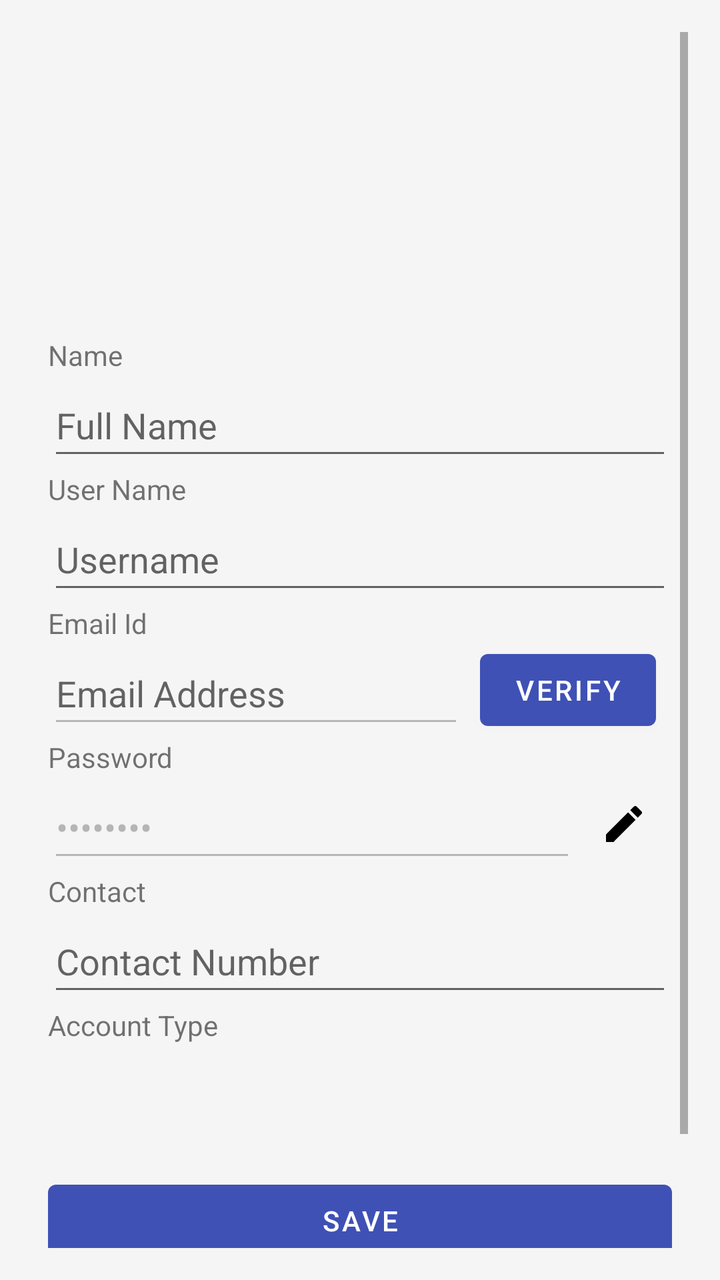
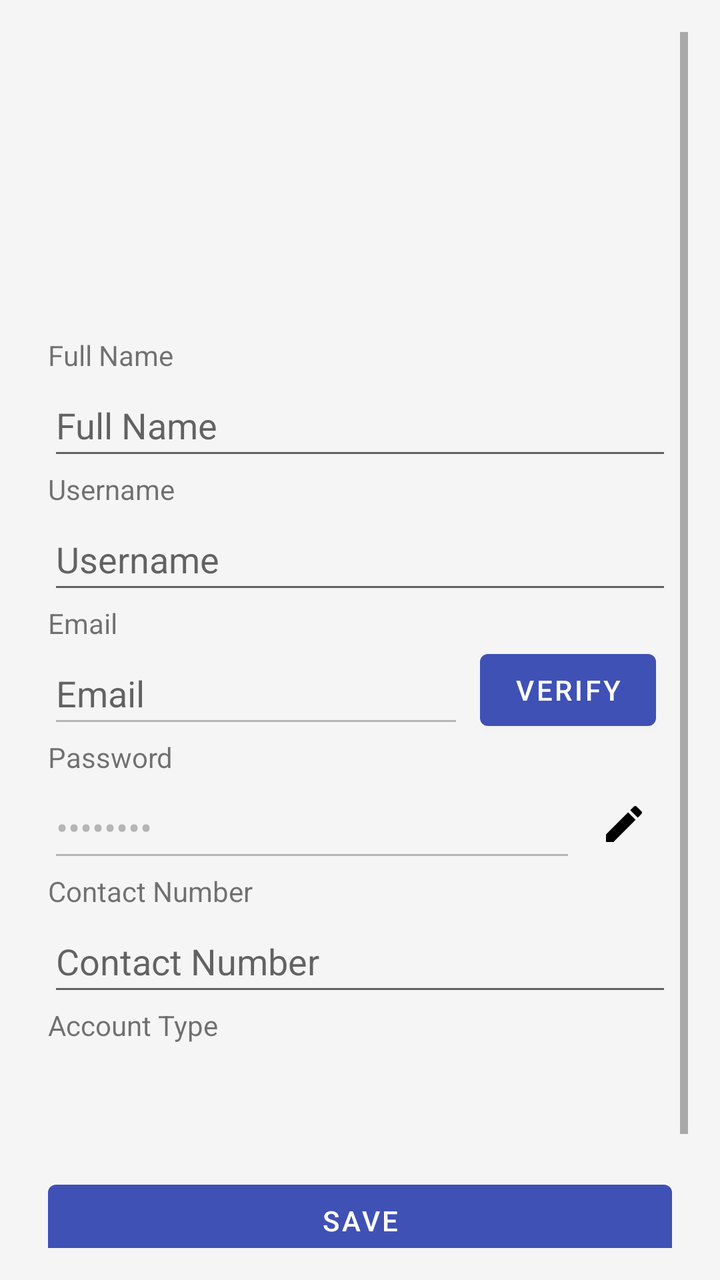

Two renders of the same Android screen: before a commit and after it. Below are the layout's source before the change and the commit's diff.
<!-- AndroidManifest.xml: application theme Theme.FYSA -->
<!-- res/layout/fragment_account_and_security.xml -->
<?xml version="1.0" encoding="utf-8"?>
<ScrollView xmlns:android="http://schemas.android.com/apk/res/android"
    xmlns:app="http://schemas.android.com/apk/res-auto"
    xmlns:tools="http://schemas.android.com/tools"
    android:layout_width="match_parent"
    android:layout_height="match_parent"
    android:padding="16dp">

    <LinearLayout
        android:layout_width="match_parent"
        android:layout_height="wrap_content"
        android:orientation="vertical"
        android:gravity="center_horizontal">

        
        <FrameLayout
            android:layout_width="120dp"
            android:layout_height="120dp"
            android:layout_marginBottom="24dp">
            <ImageView
                android:id="@+id/imgProfile"
                android:layout_width="match_parent"
                android:layout_height="match_parent"
                android:scaleType="centerCrop"
                android:src="@mipmap/ic_profile_image_round"
                android:background="@color/transparent" />
        </FrameLayout>

        
        <LinearLayout
            android:layout_width="match_parent"
            android:layout_height="wrap_content"
            android:orientation="vertical"
            android:padding="8dp">

            
            <TextView
                android:layout_width="match_parent"
                android:layout_height="wrap_content"
                android:text="Name"/>
            <EditText
                android:id="@+id/etName"
                android:layout_width="match_parent"
                android:layout_height="wrap_content"
                android:hint="Full Name"
                android:inputType="textPersonName"
                android:minHeight="48dp" />

            
            <TextView
                android:layout_width="match_parent"
                android:layout_height="wrap_content"
                android:text="User Name"/>
            <EditText
                android:id="@+id/etUsername"
                android:layout_width="match_parent"
                android:layout_height="wrap_content"
                android:hint="Username"
                android:inputType="text"
                android:minHeight="48dp" />

            
            <TextView
                android:layout_width="match_parent"
                android:layout_height="wrap_content"
                android:text="Email Id"/>
            <LinearLayout
                android:layout_width="match_parent"
                android:layout_height="wrap_content"
                android:orientation="horizontal"
                android:gravity="center_vertical">

                <EditText
                    android:id="@+id/etEmail"
                    android:layout_width="0dp"
                    android:layout_height="wrap_content"
                    android:layout_weight="1"
                    android:hint="Email Address"
                    android:enabled="false"
                    android:minHeight="48dp"
                    android:inputType="textEmailAddress"/>

                <Button
                    android:id="@+id/btnVerifyEmail"
                    android:layout_width="wrap_content"
                    android:layout_height="wrap_content"
                    android:text="Verify"
                    android:layout_marginStart="8dp"/>

                <TextView
                    android:id="@+id/tvEmailVerified"
                    android:layout_width="wrap_content"
                    android:layout_height="wrap_content"
                    android:text=""
                    android:textColor="@color/green_500"
                    android:layout_marginStart="8dp"/>
            </LinearLayout>

            
            <TextView
                android:layout_width="match_parent"
                android:layout_height="wrap_content"
                android:text="Password"/>
            <LinearLayout
                android:layout_width="match_parent"
                android:layout_height="wrap_content"
                android:orientation="horizontal"
                android:gravity="center_vertical">

                <EditText
                    android:id="@+id/etPassword"
                    android:layout_width="0dp"
                    android:layout_height="wrap_content"
                    android:layout_weight="1"
                    android:inputType="textPassword"
                    android:minHeight="48dp"
                    android:enabled="false"
                    android:text="********"/>

                <ImageButton
                    android:id="@+id/btnEditPassword"
                    android:layout_width="48dp"
                    android:layout_height="48dp"
                    android:scaleType="centerInside"
                    android:padding="8dp"
                    android:src="@drawable/ic_edit"
                    android:background="?attr/selectableItemBackgroundBorderless"
                    android:contentDescription="Edit Password"
                    app:tint="@color/textPrimary" />
            </LinearLayout>

            
            <TextView
                android:layout_width="match_parent"
                android:layout_height="wrap_content"
                android:text="Contact"/>
            <LinearLayout
                android:layout_width="match_parent"
                android:layout_height="wrap_content"
                android:orientation="horizontal"
                android:gravity="center_vertical">

                <EditText
                    android:id="@+id/etContact"
                    android:layout_width="0dp"
                    android:layout_height="wrap_content"
                    android:layout_weight="1"
                    android:hint="Contact Number"
                    android:inputType="phone"
                    android:minHeight="48dp"/>
            </LinearLayout>

            
            <TextView
                android:layout_width="match_parent"
                android:layout_height="wrap_content"
                android:text="Account Type"/>
            <TextView
                android:id="@+id/tvAccountType"
                android:layout_width="match_parent"
                android:layout_height="wrap_content"
                android:padding="8dp"
                android:textSize="18sp"
                android:textColor="@color/textPrimary"
                android:background="@color/appBarColor"/>

            
            <Button
                android:id="@+id/btnSave"
                android:layout_width="match_parent"
                android:layout_height="wrap_content"
                android:text="Save"
                android:layout_marginTop="24dp"/>

            
            <Button
                android:id="@+id/btnDeleteAccount"
                android:layout_width="match_parent"
                android:layout_height="wrap_content"
                android:text="Delete Account"
                android:layout_marginTop="16dp"
                android:backgroundTint="@color/red_500"
                android:textColor="@color/textPrimary"/>
        </LinearLayout>
    </LinearLayout>
</ScrollView>
<!-- resources referenced by this layout -->
<resources>
  <color name="appBarColor">#F5F5F5</color>"
  <color name="green_500">#4CAF50</color>
  <color name="red_500">#F44336</color>
  <color name="textPrimary">#000000</color>
  <color name="transparent">#00000000</color>
  <!-- drawable ic_edit (drawable) -->
  <?xml version="1.0" encoding="utf-8"?>
  <vector xmlns:android="http://schemas.android.com/apk/res/android"
      android:width="24dp"
      android:height="24dp"
      android:viewportWidth="24"
      android:viewportHeight="24">
  
      <path
          android:pathData="M0 0h24v24H0z" />
      <path
          android:fillColor="#000000"
          android:pathData="M3 17.25V21h3.75L17.81 9.94l-3.75-3.75L3 17.25zM20.71 7.04c0.39-0.39 0.39 -1.02 0-1.41l-2.34-2.34c-0.39-0.39-1.02-0.39-1.41 0l-1.83 1.83 3.75 3.75 1.83-1.83z" />
  </vector>
  <!-- mipmap ic_profile_image_round (mipmap-anydpi-v26) -->
  <?xml version="1.0" encoding="utf-8"?>
  <adaptive-icon xmlns:android="http://schemas.android.com/apk/res/android">
      <background android:drawable="@color/ic_profile_image_background"/>
      <foreground android:drawable="@mipmap/ic_profile_image_foreground"/>
  </adaptive-icon>
  <style name="Theme.FYSA" parent="Theme.MaterialComponents.DayNight.NoActionBar">
          <item name="colorPrimary">@color/btnPrimary</item>
          <item name="colorPrimaryVariant">@color/btnPrimary</item>
          <item name="colorOnPrimary">@color/btnTextPrimary</item>
  
          <item name="colorSecondary">@color/btnSecondary</item>
          <item name="colorSecondaryVariant">@color/btnSecondary</item>
          <item name="colorOnSecondary">@color/btnTextSecondary</item>
  
          <item name="android:colorBackground">@color/bgColor</item>
          <item name="colorSurface">@color/bgColor</item>
          <item name="colorOnSurface">@color/textPrimary</item>
  
          <item name="android:statusBarColor" tools:targetApi="l">?attr/colorPrimary</item>
          <item name="android:windowLightStatusBar">true</item>
  
          <item name="materialButtonStyle">@style/Widget.MaterialComponents.Button</item>
          <item name="materialButtonOutlinedStyle">@style/Widget.MaterialComponents.Button.OutlinedButton</item>
      </style>
  <color name="ic_profile_image_background">#FFFFFF</color>
  <color name="btnPrimary">#3F51B5</color>
  <color name="btnTextPrimary">#FFFFFF</color>
  <color name="btnSecondary">#FF9800</color>
  <color name="btnTextSecondary">#FFFFFF</color>
  <color name="bgColor">#F5F5F5</color>
</resources>

<!-- the commit's change to res/layout/fragment_account_and_security.xml (unified diff, before → after) -->
@@ -17,13 +17,16 @@
             android:layout_width="120dp"
             android:layout_height="120dp"
             android:layout_marginBottom="24dp">
+
             <ImageView
                 android:id="@+id/imgProfile"
                 android:layout_width="match_parent"
                 android:layout_height="match_parent"
+                android:background="@color/transparent"
+                android:importantForAccessibility="no"
                 android:scaleType="centerCrop"
                 android:src="@mipmap/ic_profile_image_round"
-                android:background="@color/transparent" />
+                tools:ignore="ImageContrastCheck" />
         </FrameLayout>
 
         
@@ -37,33 +40,39 @@
             <TextView
                 android:layout_width="match_parent"
                 android:layout_height="wrap_content"
-                android:text="Name"/>
+                android:text="@string/full_name"/>
+
             <EditText
                 android:id="@+id/etName"
                 android:layout_width="match_parent"
                 android:layout_height="wrap_content"
-                android:hint="Full Name"
+                android:autofillHints=""
+                android:hint="@string/full_name"
                 android:inputType="textPersonName"
-                android:minHeight="48dp" />
-
-            
-            <TextView
-                android:layout_width="match_parent"
-                android:layout_height="wrap_content"
-                android:text="User Name"/>
+                android:minHeight="48dp"
+                tools:ignore="DuplicateSpeakableTextCheck,VisualLintTextFieldSize" />
+
+            
+            <TextView
+                android:layout_width="match_parent"
+                android:layout_height="wrap_content"
+                android:text="@string/username"/>
+
             <EditText
                 android:id="@+id/etUsername"
                 android:layout_width="match_parent"
                 android:layout_height="wrap_content"
-                android:hint="Username"
+                android:hint="@string/username"
+                android:importantForAutofill="no"
                 android:inputType="text"
-                android:minHeight="48dp" />
-
-            
-            <TextView
-                android:layout_width="match_parent"
-                android:layout_height="wrap_content"
-                android:text="Email Id"/>
+                android:minHeight="48dp"
+                tools:ignore="DuplicateSpeakableTextCheck,VisualLintTextFieldSize" />
+
+            
+            <TextView
+                android:layout_width="match_parent"
+                android:layout_height="wrap_content"
+                android:text="@string/email"/>
             <LinearLayout
                 android:layout_width="match_parent"
                 android:layout_height="wrap_content"
@@ -75,16 +84,18 @@
                     android:layout_width="0dp"
                     android:layout_height="wrap_content"
                     android:layout_weight="1"
-                    android:hint="Email Address"
+                    android:autofillHints=""
                     android:enabled="false"
+                    android:hint="@string/email"
+                    android:inputType="textEmailAddress"
                     android:minHeight="48dp"
-                    android:inputType="textEmailAddress"/>
+                    tools:ignore="DuplicateSpeakableTextCheck,VisualLintTextFieldSize" />
 
                 <Button
                     android:id="@+id/btnVerifyEmail"
                     android:layout_width="wrap_content"
                     android:layout_height="wrap_content"
-                    android:text="Verify"
+                    android:text="@string/verify"
                     android:layout_marginStart="8dp"/>
 
                 <TextView
@@ -100,7 +111,7 @@
             <TextView
                 android:layout_width="match_parent"
                 android:layout_height="wrap_content"
-                android:text="Password"/>
+                android:text="@string/password"/>
             <LinearLayout
                 android:layout_width="match_parent"
                 android:layout_height="wrap_content"
@@ -115,7 +126,8 @@
                     android:inputType="textPassword"
                     android:minHeight="48dp"
                     android:enabled="false"
-                    android:text="********"/>
+                    android:text="@string/stars_password"
+                    tools:ignore="Autofill,VisualLintTextFieldSize" />
 
                 <ImageButton
                     android:id="@+id/btnEditPassword"
@@ -125,7 +137,7 @@
                     android:padding="8dp"
                     android:src="@drawable/ic_edit"
                     android:background="?attr/selectableItemBackgroundBorderless"
-                    android:contentDescription="Edit Password"
+                    android:contentDescription="@string/edit_password"
                     app:tint="@color/textPrimary" />
             </LinearLayout>
 
@@ -133,7 +145,7 @@
             <TextView
                 android:layout_width="match_parent"
                 android:layout_height="wrap_content"
-                android:text="Contact"/>
+                android:text="@string/contact_number"/>
             <LinearLayout
                 android:layout_width="match_parent"
                 android:layout_height="wrap_content"
@@ -145,16 +157,18 @@
                     android:layout_width="0dp"
                     android:layout_height="wrap_content"
                     android:layout_weight="1"
-                    android:hint="Contact Number"
+                    android:hint="@string/contact_number"
+                    android:importantForAutofill="no"
                     android:inputType="phone"
-                    android:minHeight="48dp"/>
+                    android:minHeight="48dp"
+                    tools:ignore="DuplicateSpeakableTextCheck,VisualLintTextFieldSize" />
             </LinearLayout>
 
             
             <TextView
                 android:layout_width="match_parent"
                 android:layout_height="wrap_content"
-                android:text="Account Type"/>
+                android:text="@string/account_type"/>
             <TextView
                 android:id="@+id/tvAccountType"
                 android:layout_width="match_parent"
@@ -169,18 +183,20 @@
                 android:id="@+id/btnSave"
                 android:layout_width="match_parent"
                 android:layout_height="wrap_content"
-                android:text="Save"
-                android:layout_marginTop="24dp"/>
+                android:text="@string/save"
+                android:layout_marginTop="24dp"
+                tools:ignore="VisualLintButtonSize" />
 
             
             <Button
                 android:id="@+id/btnDeleteAccount"
                 android:layout_width="match_parent"
                 android:layout_height="wrap_content"
-                android:text="Delete Account"
+                android:text="@string/delete_account"
                 android:layout_marginTop="16dp"
                 android:backgroundTint="@color/red_500"
-                android:textColor="@color/textPrimary"/>
+                android:textColor="@color/textPrimary"
+                tools:ignore="VisualLintButtonSize" />
         </LinearLayout>
     </LinearLayout>
 </ScrollView>
<!-- resource entries referenced after the edit -->
@@ -25,6 +25,17 @@
       <background android:drawable="@color/ic_profile_image_background"/>
       <foreground android:drawable="@mipmap/ic_profile_image_foreground"/>
   </adaptive-icon>
+  <string name="account_type">Account Type</string>
+  <string name="contact_number">Contact Number</string>
+  <string name="delete_account">Delete Account</string>
+  <string name="edit_password">Edit Password</string>
+  <string name="email">Email</string>
+  <string name="full_name">Full Name</string>
+  <string name="password">Password</string>
+  <string name="save">Save</string>
+  <string name="stars_password">********</string>
+  <string name="username">Username</string>
+  <string name="verify">Verify</string>
   <style name="Theme.FYSA" parent="Theme.MaterialComponents.DayNight.NoActionBar">
           <item name="colorPrimary">@color/btnPrimary</item>
           <item name="colorPrimaryVariant">@color/btnPrimary</item>
